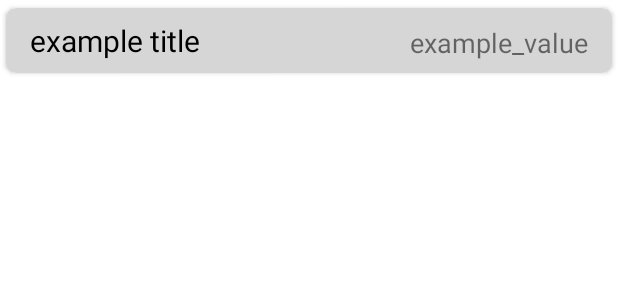
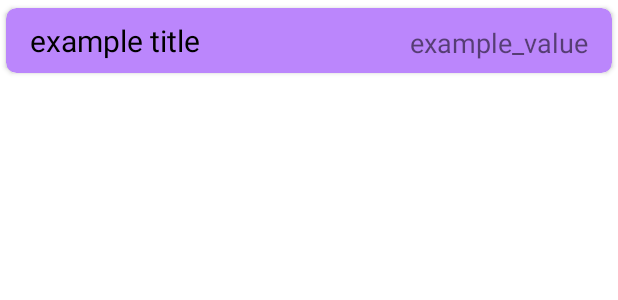
Before and after one commit to JSroka745/Cantor_v2, an Android app: the layout card_view.xml on its own in the app's theme, with its tools: preview values and no code run, on a phone screen of 412 x 824 dp. Shown: the top 300 px of the screen. Run offline under Robolectric (Android 15) with nearby library versions, the phone set to English and light mode, and no system bars.

Commit message:
starting project

```diff
--- a/app/src/main/java/com/example/cantor/ui/main/MainFragment.kt
+++ b/app/src/main/java/com/example/cantor/ui/main/MainFragment.kt
@@ -11,11 +11,13 @@ import androidx.lifecycle.Observer
 import androidx.recyclerview.widget.RecyclerView
 import com.example.cantor.R
 import com.example.cantor.databinding.MainFragmentBinding
+import com.example.cantor.ui.main.data.MyRecyclerViewAdapter
 
 class MainFragment : Fragment() {
 
     private lateinit var binding: MainFragmentBinding
     private lateinit var viewModel: MainViewModel
+    private lateinit var myadapter: MyRecyclerViewAdapter
     companion object {
         fun newInstance() = MainFragment()
     }
@@ -43,6 +45,9 @@ class MainFragment : Fragment() {
         recyclerView=binding.mainfragmentRecyclerView
         viewModel.getListItems().observe(viewLifecycleOwner, Observer {
 //skonczyles tutajjj
+            myadapter= MyRecyclerViewAdapter(viewModel.listitems)
+            recyclerView!!.adapter=myadapter
+
         })
 
         return inflater.inflate(R.layout.main_fragment, container, false)
--- a/app/src/main/java/com/example/cantor/ui/main/MainViewModel.kt
+++ b/app/src/main/java/com/example/cantor/ui/main/MainViewModel.kt
@@ -15,7 +15,7 @@ class MainViewModel : ViewModel() {
     // TODO: Implement the ViewModel
     lateinit  var listData : MutableLiveData<Data>
     private lateinit var wholeDataList: MutableList<Data>
-    private lateinit var listitems:MutableList<ListItem>
+    lateinit var listitems:MutableList<ListItem>
    // private lateinit var questionList: MutableList<Result>
 
 
@@ -34,6 +34,8 @@ class MainViewModel : ViewModel() {
         data.value=listitems
         return data
     }
+
+
 
     fun makeAPICall(input:String){
         val retroInstance= RetroInstance.getRetroInstance().create(RetroService::class.java)
--- a/app/src/main/java/com/example/cantor/ui/main/data/RetroInstance.kt
+++ b/app/src/main/java/com/example/cantor/ui/main/data/RetroInstance.kt
@@ -6,7 +6,7 @@ import retrofit2.converter.gson.GsonConverterFactory
 class RetroInstance {
 
 companion object{
-    val baseURL="http://data.fixer.io/api/2021-10-29?access_key=d7883a55be191f4c15ba6f1dd5fc7a83&symbols=USD,JPY,GBP,AUD,CAD,PLN,MXN,RUB";
+    val baseURL="http://data.fixer.io/api/";
 
     fun getRetroInstance(): Retrofit {
         return Retrofit.Builder()
--- a/app/src/main/res/layout/card_view.xml
+++ b/app/src/main/res/layout/card_view.xml
@@ -13,7 +13,7 @@
         android:layout_marginTop="5dp"
         android:layout_marginEnd="4dp"
         android:layout_marginBottom="5dp"
-        app:cardBackgroundColor="@color/light_blue"
+        app:cardBackgroundColor="@color/purple_200"
         app:cardCornerRadius="7dp"
         app:cardElevation="2dp"
         app:layout_constraintBottom_toBottomOf="parent"
--- a/app/src/main/res/layout/header_view.xml
+++ b/app/src/main/res/layout/header_view.xml
@@ -13,7 +13,7 @@
         android:layout_marginTop="5dp"
         android:layout_marginEnd="4dp"
         android:layout_marginBottom="5dp"
-        app:cardBackgroundColor="@color/light_blue"
+        app:cardBackgroundColor="@color/teal_200"
         app:cardCornerRadius="7dp"
         app:cardElevation="2dp"
         app:layout_constraintBottom_toBottomOf="parent"
```
Also changed, not shown: app/src/main/java/com/example/cantor/ui/main/data/MyRecyclerViewAdapter.kt (+4 -3 lines).
